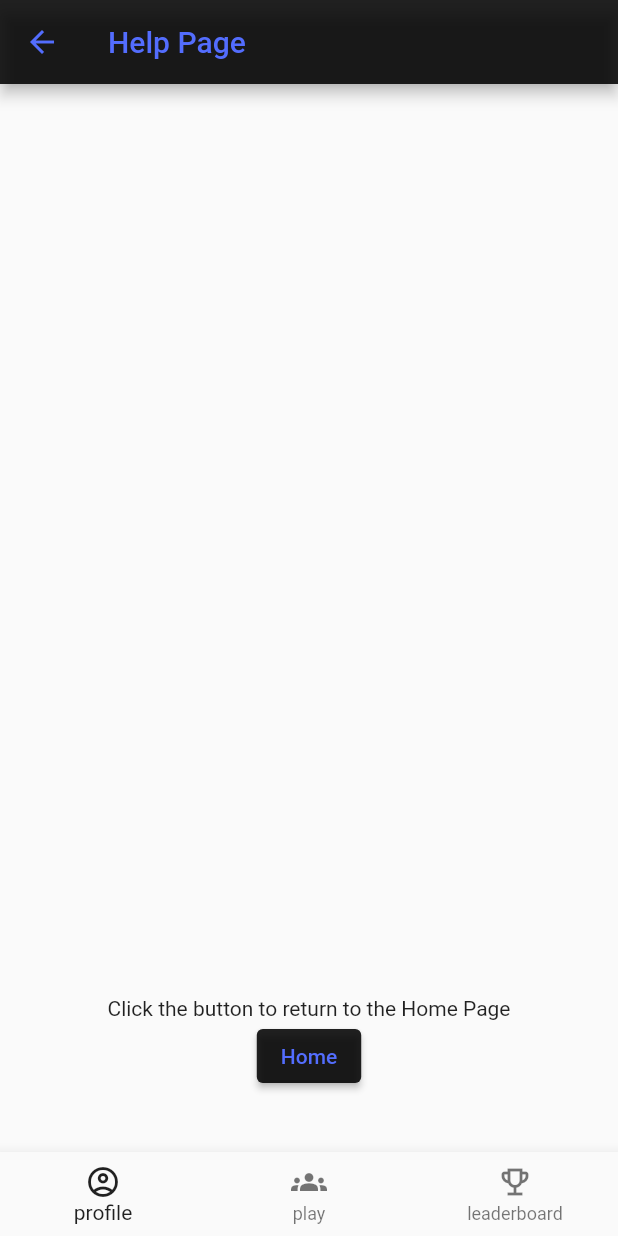
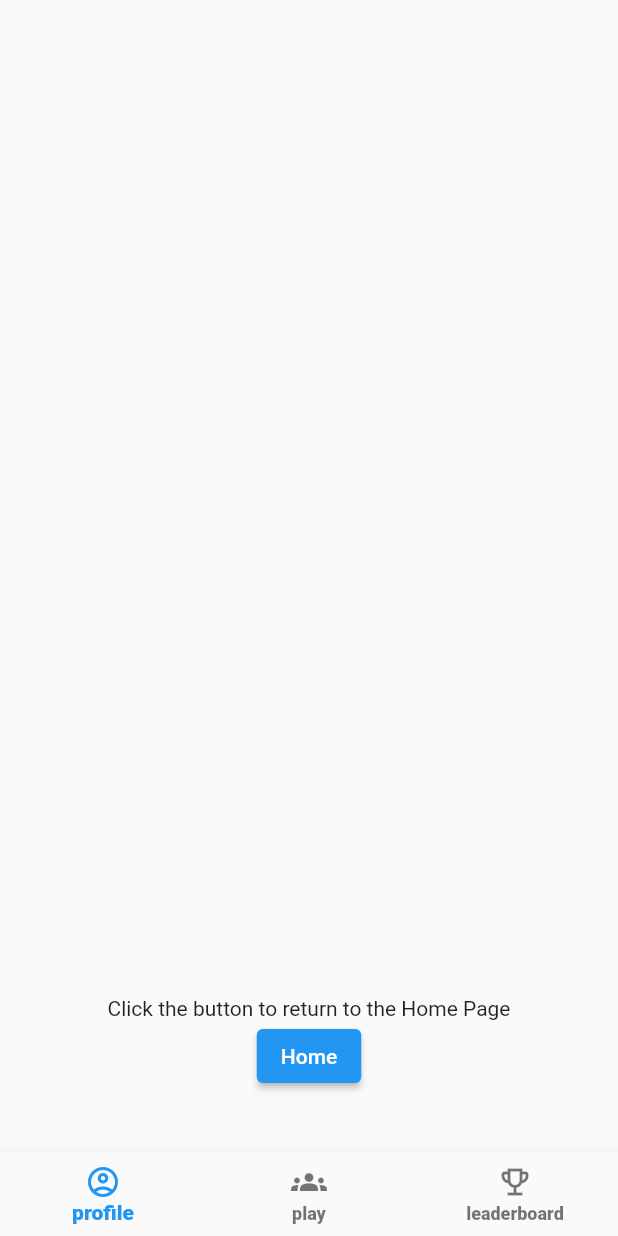
Before and after one commit to SaverioPiana/appProject, a Flutter app: the screen it shows after launch, after a tap on the "help" icon, on a phone screen of 412 x 824 dp. Run offline on Flutter 3.47's test engine with Material 2 defaults, Android fonts, the phone set to English and light mode, and no system bars.

Commit message:
clean up

```diff
--- a/first_test/lib/main.dart
+++ b/first_test/lib/main.dart
@@ -1,5 +1,4 @@
 import 'package:flutter/material.dart';
-import 'color_palette.dart';
 
 void main() {
   runApp(const MyApp());
@@ -12,9 +11,7 @@ class MyApp extends StatelessWidget {
   Widget build(BuildContext context) {
     return MaterialApp(
       title: 'Flutter Demo',
-      theme: ThemeData(
-        colorScheme: mainPalette,
-      ),
+      theme: ThemeData(),
       home: const MyHomePage(),
     );
   }
@@ -31,9 +28,6 @@ class MyHomePage extends StatelessWidget {
     }
 
     return Scaffold(
-      appBar: AppBar(
-        title: const Text("Home"),
-      ),
       body: Center(
         child: Padding(
           padding: const EdgeInsets.only(bottom: 40),
@@ -60,9 +54,6 @@ class HelpPage extends StatelessWidget {
   @override
   Widget build(BuildContext context) {
     return Scaffold(
-      appBar: AppBar(
-        title: const Text("Help Page"),
-      ),
       body: Center(
         child: Padding(
           padding: const EdgeInsets.only(bottom: 40),
@@ -78,8 +69,13 @@ class HelpPage extends StatelessWidget {
           ),
         ),
       ),
-      bottomNavigationBar: BottomNavigationBar(items: const [
+      bottomNavigationBar: BottomNavigationBar(
+        showUnselectedLabels: true,
+        selectedLabelStyle: const TextStyle(fontWeight: FontWeight.w800),
+        unselectedLabelStyle: const TextStyle(fontWeight: FontWeight.w800),
+        items: const [
           BottomNavigationBarItem(
+            tooltip: "",
             icon: Icon(
               Icons.account_circle_outlined,
             ),
@@ -97,7 +93,8 @@ class HelpPage extends StatelessWidget {
             ),
             label: "leaderboard",
           ),
-      ]),
+        ],
+      ),
     );
   }
 }
```
Lines whose indentation alone changed are shown as unchanged.
